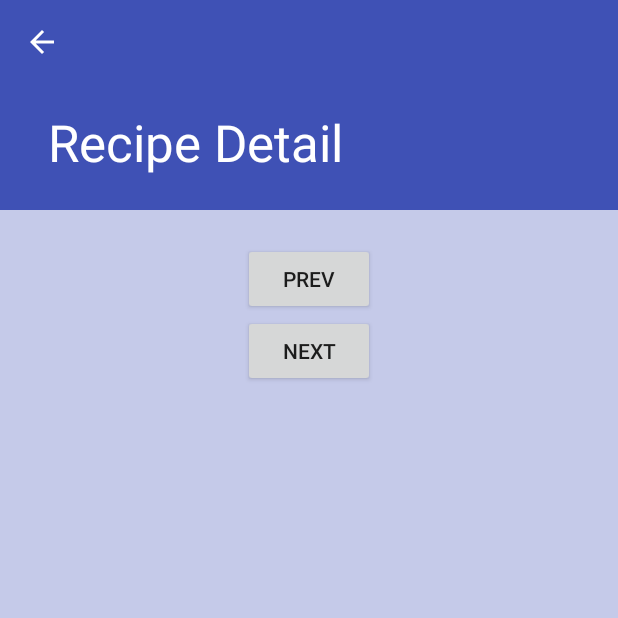
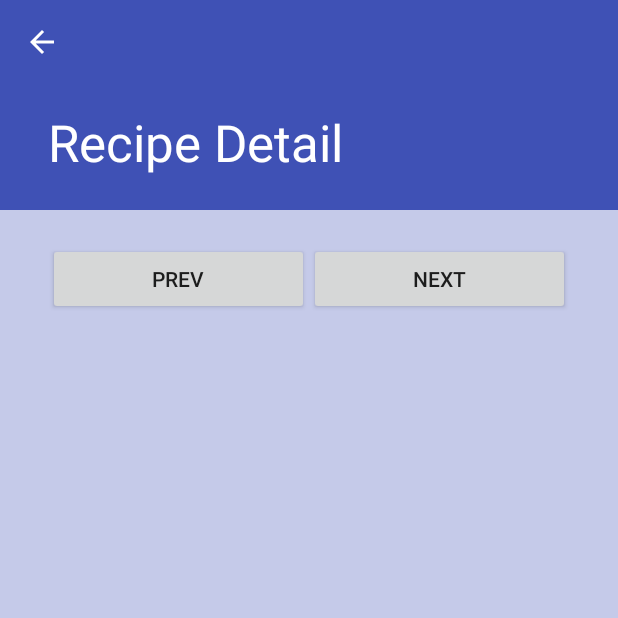
Before and after one commit to lanakin/NanoBaking, an Android app: the RecipeDetailNavFragment screen opened directly, with no data from a screen before it, on a phone screen of 412 x 824 dp, the top half of it. Run offline under Robolectric (Android 15) with nearby library versions, the phone set to English and light mode, and no system bars.

Commit message:
fix an issue with the navigation, added the basics for exoplayer to show a recipe step's video

```diff
--- a/app/build.gradle
+++ b/app/build.gradle
@@ -32,4 +32,6 @@ dependencies {
 
     compile 'com.jakewharton:butterknife:8.4.0'
     annotationProcessor 'com.jakewharton:butterknife-compiler:8.4.0'
+
+    compile 'com.google.android.exoplayer:exoplayer:r2.5.3' //latest
 }
--- a/app/src/main/java/annekenl/nanobaking/RecipeDetailNavFragment.java
+++ b/app/src/main/java/annekenl/nanobaking/RecipeDetailNavFragment.java
@@ -28,7 +28,7 @@ public class RecipeDetailNavFragment extends Fragment
     public static final int NO_NAV_INDEX = -1;
 
     private RecipeItem mItem;
-    public static final ArrayList<Fragment> mNavigationList = new ArrayList<>(); //store 'recipe parts' - ingredients or
+    public static ArrayList<Fragment> mNavigationList;//store 'recipe parts' - ingredients or
         //a single recipe step as their respective fragments, in order, for user to easily navigate back and forth through.
 
     private Button prevNavBtn;
@@ -46,8 +46,9 @@ public class RecipeDetailNavFragment extends Fragment
     {
         super.onCreate(savedInstanceState);
 
+        if(savedInstanceState==null) {
             try {
-            if (getArguments().containsKey(RECIPE_ITEM_OBJ)) {
+                if (getArguments().containsKey(RECIPE_ITEM_OBJ)) { //passed in from RecipeDetailActivity
                     mItem = getArguments().getParcelable(RECIPE_ITEM_OBJ);
 
                     Activity activity = this.getActivity();
@@ -55,6 +56,8 @@ public class RecipeDetailNavFragment extends Fragment
                     if (appBarLayout != null && mItem != null) {
                         appBarLayout.setTitle(mItem.getName());
                     }
+
+                    mNavigationList = new ArrayList<>();
                 }
 
                 if (mItem != null) {
@@ -76,7 +79,7 @@ public class RecipeDetailNavFragment extends Fragment
 
                         Bundle arguments2 = new Bundle();
                         arguments2.putParcelable(RecipeStepFragment.RECIPE_STEP, aStepItem);
-                    arguments2.putString(RECIPE_PART_BTN_TITLE, "Step " + i + " - " + aStepItem.getShortDesc());
+                        arguments2.putString(RECIPE_PART_BTN_TITLE, "Step " + aStepItem.getId() + " - " + aStepItem.getShortDesc());
                         arguments2.putInt(RECIPE_PART_NAV_ID, i + 1);
 
                         RecipeStepFragment fragment2 = new RecipeStepFragment();
@@ -87,6 +90,7 @@ public class RecipeDetailNavFragment extends Fragment
                 }
             } catch (Exception e) {
                e.printStackTrace();
+            }
         }
     }
 
--- a/app/src/main/res/layout/recipe_detail_overview.xml
+++ b/app/src/main/res/layout/recipe_detail_overview.xml
@@ -15,16 +15,27 @@
     <include layout="@layout/recipe_detail_content"
         android:id="@+id/recipe_detail_base_content"/>
 
+    <LinearLayout
+        android:layout_width="match_parent"
+        android:layout_height="match_parent"
+        android:orientation="horizontal"
+        android:weightSum="2"
+        >
           <Button
-        android:layout_width="wrap_content"
+                android:layout_width="0dp"
+                android:layout_weight="1"
                 android:layout_height="wrap_content"
                 android:text="prev"
-        android:id="@+id/prevBtn"/>
+                android:id="@+id/prevBtn"
+
+              />
 
             <Button
-        android:layout_width="wrap_content"
+                android:layout_width="0dp"
+                android:layout_weight="1"
                 android:layout_height="wrap_content"
                 android:text="next"
                 android:id="@+id/nextBtn"/>
+    </LinearLayout>
 
 </LinearLayout>
--- a/build.gradle
+++ b/build.gradle
@@ -15,6 +15,7 @@ buildscript {
 allprojects {
     repositories {
         jcenter()
+       // google() //exoplayer says i need this but fails with gradle
     }
 }
 
```
Also changed, not shown: app/src/main/java/annekenl/nanobaking/RecipeStepFragment.java (+128 -8 lines), app/src/main/res/layout/recipe_step.xml (added, +13 -0 lines). Lines whose indentation alone changed are shown as unchanged.
